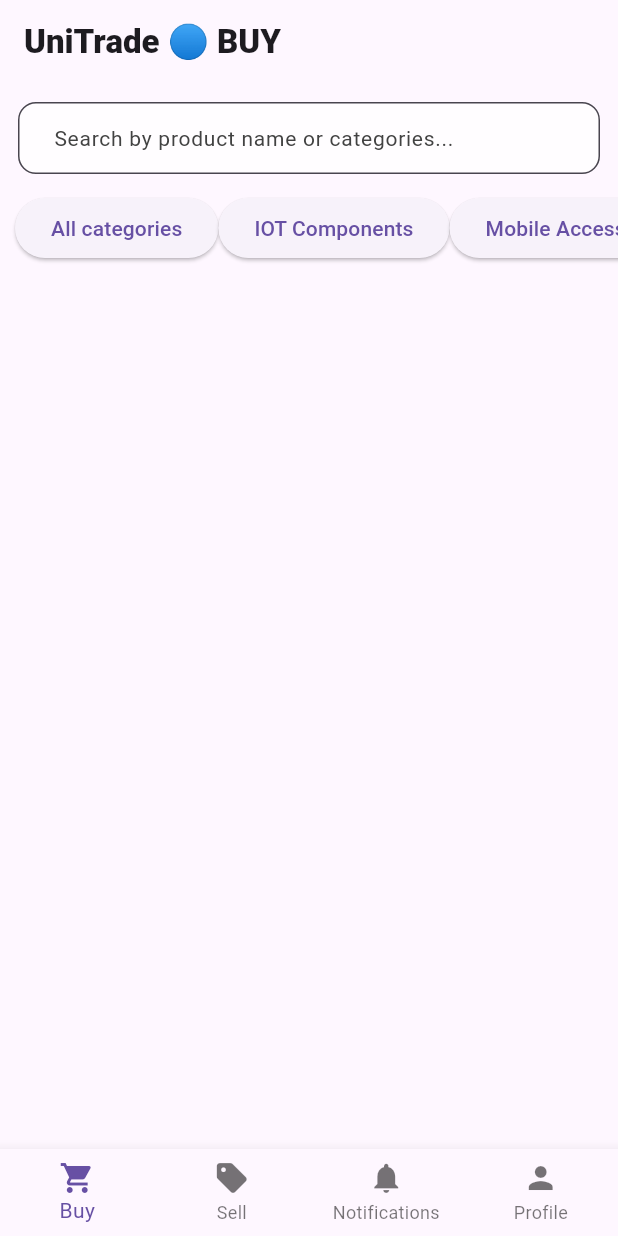
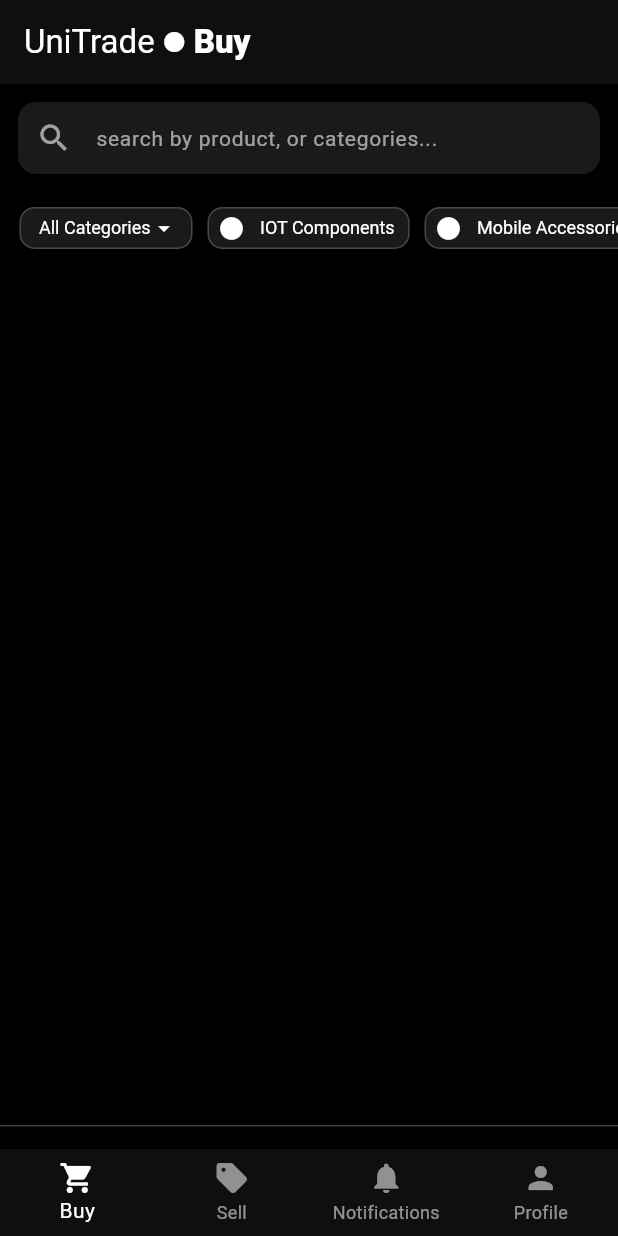
Before and after one commit to sabzdotpy/UniTrade-App, a Flutter app: the screen it shows after launch, after a tap on "IOT Components", on a phone screen of 412 x 824 dp. Run offline on Flutter 3.47's test engine with Material 3 defaults, Android fonts, the phone set to English and light mode, and no system bars.

Commit message:
Buy page categories, nav bar border top, appbar title Widgets instead of text

```diff
--- a/lib/main.dart
+++ b/lib/main.dart
@@ -9,22 +9,38 @@ void main() {
 }
 
 class MyApp extends StatelessWidget {
+
   @override
   Widget build(BuildContext context) {
     return MaterialApp(
       home: HomeScreen(),
+      theme: ThemeData(
+        brightness: Brightness.dark, // Set the overall brightness to dark
+        primaryColor: const Color.fromRGBO(20, 20, 20, 1),  // Set primary color to black
+        scaffoldBackgroundColor: Colors.black, // Set background to black
+        appBarTheme: const AppBarTheme(
+          backgroundColor: Color.fromARGB(255, 15, 15, 15), // Navbar background color
+          foregroundColor: Colors.white, // Navbar text/icon color
+        ),
+        bottomNavigationBarTheme: const BottomNavigationBarThemeData(
+          backgroundColor: Color.fromARGB(255, 15, 15, 15), // Dark background for Bottom Nav Bar
+          selectedItemColor: Colors.white, // Color for selected item (white)
+          unselectedItemColor: Colors.white54 // Color for unselected items (faded white)
+        ),
+      ),
     );
   }
 }
 
 class HomeScreen extends StatefulWidget {
+
   @override
   _HomeScreenState createState() => _HomeScreenState();
 }
 
 class _HomeScreenState extends State<HomeScreen> {
   int _currentIndex = 0;
-  String pageTitle = "";
+  late Widget pageTitle;
 
   final List<Widget> _pages = [
     BuyPage(),
@@ -33,12 +49,19 @@ class _HomeScreenState extends State<HomeScreen> {
     ProfilePage()
   ];
 
-  final List<String> pagesTitle = [
-    "UniTrade 🔵 BUY",
-    "UniTrade 🔵 SELL",
-    "Notifications",
-    "Profile"
+  final List<Widget> pagesTitle = [
+    const Row( children: [ Text("UniTrade"), SizedBox(width: 5,), Icon(Icons.circle, size: 16,), SizedBox(width: 5,), Text("Buy", style: TextStyle( fontWeight: FontWeight.w900 ),)], ),
+    const Row( children: [ Text("UniTrade"), SizedBox(width: 5,), Icon(Icons.circle, size: 16,), SizedBox(width: 5,), Text("Sell", style: TextStyle( fontWeight: FontWeight.w900 ),)], ),
+    const Text("Notifications", style: TextStyle( fontWeight: FontWeight.w900 ),),
+    const Text("Profile", style: TextStyle( fontWeight: FontWeight.w900 ),),
   ];
+
+  @override
+  void initState() {
+    super.initState();
+    print("Init State");
+    pageTitle = pagesTitle[_currentIndex];
+  }
 
   void onTabTapped(int index) {
     setState(() {
@@ -51,18 +74,21 @@ class _HomeScreenState extends State<HomeScreen> {
   Widget build(BuildContext context) {
     return Scaffold(
       appBar: AppBar(
-        title: Text(
-          pageTitle,
-          style: TextStyle(
-            fontWeight: FontWeight.w900,
-          ),
-        ),
+        title: pageTitle
       ),
       body: IndexedStack(
         index: _currentIndex,
         children: _pages,
       ),
-      bottomNavigationBar: BottomNavigationBar(
+      bottomNavigationBar: Column(
+        mainAxisSize: MainAxisSize.min,
+        children: [
+          Container(
+            height: 1,
+            color: const Color.fromRGBO(122, 122, 122, .5),
+            margin: const EdgeInsets.only(bottom: 15),
+          ),
+          BottomNavigationBar(
             type: BottomNavigationBarType.fixed,
             currentIndex: _currentIndex,
             onTap: onTabTapped,
@@ -85,6 +111,8 @@ class _HomeScreenState extends State<HomeScreen> {
               ),
             ],
           ),
+        ],
+      ),
     );
   }
 }
--- a/lib/pages/buy_page.dart
+++ b/lib/pages/buy_page.dart
@@ -1,14 +1,45 @@
 import 'package:flutter/material.dart';
 
-class BuyPage extends StatelessWidget {
+class BuyPage extends StatefulWidget {
   const BuyPage({super.key});
 
   @override
+  State<BuyPage> createState() => _BuyPageState();
+}
+
+class _BuyPageState extends State<BuyPage> {
+  final TextEditingController searchController = TextEditingController();
+
+  final ButtonStyle categoriesButtonStyle = ElevatedButton.styleFrom(
+    backgroundColor: const Color.fromRGBO(255, 255, 255, 0.1),
+    foregroundColor: Colors.white,
+    elevation: 0,
+    minimumSize: Size.zero,
+    padding: EdgeInsets.fromLTRB(7, 5, 10, 5),
+    textStyle: const TextStyle(
+      fontSize: 12
+    ),
+    shape: RoundedRectangleBorder(
+      borderRadius: BorderRadius.circular(10), // Rounded corners
+      side: const BorderSide(color: Color.fromRGBO(255, 255, 255, .2), width: 1)
+    ),
+  );
+
+   void _showToast(String message) {
+    print("Showing toast.");
+  }
+
+  void _onSubmitted(String value) {
+    final modifiedText = '$value>'; // Modify the text by adding ">"
+    _showToast(modifiedText); // Show the toast with the modified text
+  }
+
+  void sayHi() {
+    _showToast("Hello there!");
+  }
+
+  @override
   Widget build(BuildContext context) {
-    void sayHi() {
-      print("Hello there!");
-    }
-
     return Scaffold(
         body: Center(
             child: Column(
@@ -16,31 +47,93 @@ class BuyPage extends StatelessWidget {
         Padding(
           padding: const EdgeInsets.all(12.0),
           child: TextField(
+            onSubmitted: _onSubmitted, // Callback for when the user presses "Done"
+            textInputAction: TextInputAction.search,
             decoration: InputDecoration(
-              contentPadding: EdgeInsets.fromLTRB(20, 5, 20, 5),
+              prefixIcon: const Icon(Icons.search, color: Color.fromARGB(150, 255, 255, 255),),
+              contentPadding: const EdgeInsets.fromLTRB(0, 5, 0, 5),
               border: OutlineInputBorder(
+                borderRadius: BorderRadius.circular(12.0),
+                borderSide: BorderSide.none,
+              ),
+              focusedBorder: OutlineInputBorder(
+                borderSide: const BorderSide(color: Color.fromARGB(200, 180, 232, 252), width: 1.0), // Border color when focused
+                borderRadius: BorderRadius.circular(12.0),
+              ),
+              errorBorder: OutlineInputBorder(
+                borderSide: const BorderSide(color: Colors.red, width: 1.0), // Border color when error occurs
+                borderRadius: BorderRadius.circular(12.0),
+              ),
+              focusedErrorBorder: OutlineInputBorder(
+                borderSide: const BorderSide(color: Colors.red, width: 1.0), // Focused border when there's an error
                 borderRadius: BorderRadius.circular(12.0),
               ),
               filled: true,
-              hintStyle: TextStyle(color: Colors.grey[800], fontSize: 14),
-              hintText: "Search by product name or categories...",
-              fillColor: Colors.white70,
+              hintStyle: const TextStyle(color: Color.fromARGB(150, 255, 255, 255), fontSize: 14, fontWeight: FontWeight.w400),
+              hintText: "search by product, or categories...",
+              fillColor: Colors.white.withOpacity(0.1),
             ),
           ),
         ),
         SingleChildScrollView(
           scrollDirection: Axis.horizontal,
-          padding: EdgeInsets.fromLTRB(10, 0, 10, 15),
+          padding: const EdgeInsets.fromLTRB(10, 0, 10, 15),
           child:
-              Row(mainAxisAlignment: MainAxisAlignment.spaceEvenly, children: [
-            ElevatedButton(onPressed: sayHi, child: Text("All categories")),
-            ElevatedButton(onPressed: sayHi, child: Text("IOT Components")),
-            ElevatedButton(onPressed: sayHi, child: Text("Mobile Accessories")),
-            ElevatedButton(
-                onPressed: sayHi, child: Text("Computer Peripherals")),
-            ElevatedButton(onPressed: sayHi, child: Text("Headphones")),
-            ElevatedButton(onPressed: sayHi, child: Text("Speakers")),
-          ]),
+              Padding(
+                padding: const EdgeInsets.only(left: 3),
+                child: Row(
+                  mainAxisAlignment: MainAxisAlignment.spaceEvenly,
+                  children: [
+                    ElevatedButton(
+                      style: categoriesButtonStyle,
+                      onPressed: sayHi,
+                      child: Row(
+                        children: [SizedBox(width: 6,), Text('All Categories'), Icon(Icons.arrow_drop_down_sharp)],
+                      )
+                    ),
+                    SizedBox(width: 10,),
+                    ElevatedButton(
+                      style: categoriesButtonStyle,
+                      onPressed: sayHi,
+                      child: Row(
+                        children: [Icon(Icons.circle), SizedBox(width: 10,), Text('IOT Components')],
+                      )
+                    ),
+                    SizedBox(width: 10,),
+                    ElevatedButton(
+                      style: categoriesButtonStyle,
+                      onPressed: sayHi,
+                      child: Row(
+                        children: [Icon(Icons.circle), SizedBox(width: 10,), Text('Mobile Accessories')],
+                      )
+                    ),
+                    SizedBox(width: 10,),
+                    ElevatedButton(
+                      style: categoriesButtonStyle,
+                      onPressed: sayHi,
+                      child: Row(
+                        children: [Icon(Icons.circle), SizedBox(width: 10,), Text('Desktop Peripherals')],
+                      )
+                    ),
+                    SizedBox(width: 10,),
+                    ElevatedButton(
+                      style: categoriesButtonStyle,
+                      onPressed: sayHi,
+                      child: Row(
+                        children: [Icon(Icons.circle), SizedBox(width: 10,), Text('Daily Essentials')],
+                      )
+                    ),
+                    SizedBox(width: 10,),
+                    ElevatedButton(
+                      style: categoriesButtonStyle,
+                      onPressed: sayHi,
+                      child: Row(
+                        children: [Icon(Icons.circle), SizedBox(width: 10,), Text('Headphones')],
+                      )
+                    ),
+                    SizedBox(width: 10,),
+                  ]),
+              ),
         )
       ],
     )));
```
Also changed, not shown: 1 other file. Lines whose indentation alone changed are shown as unchanged.
